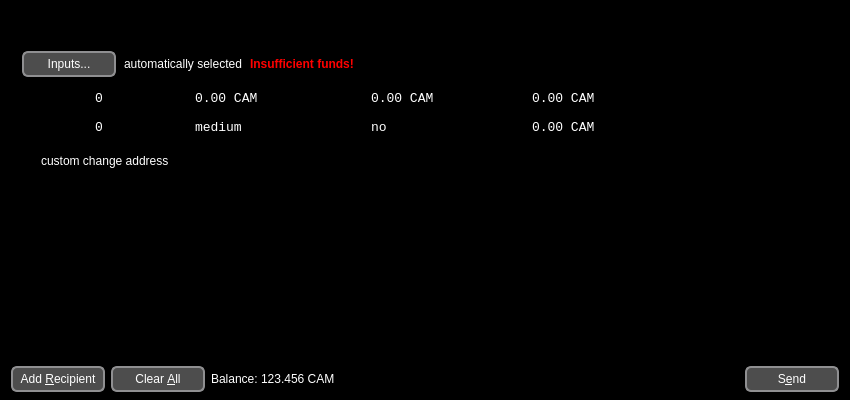
Above: src/qt/forms/sendcoinsdialog.ui from camorracoin/camorracoin before the change. Below: the same form after it.
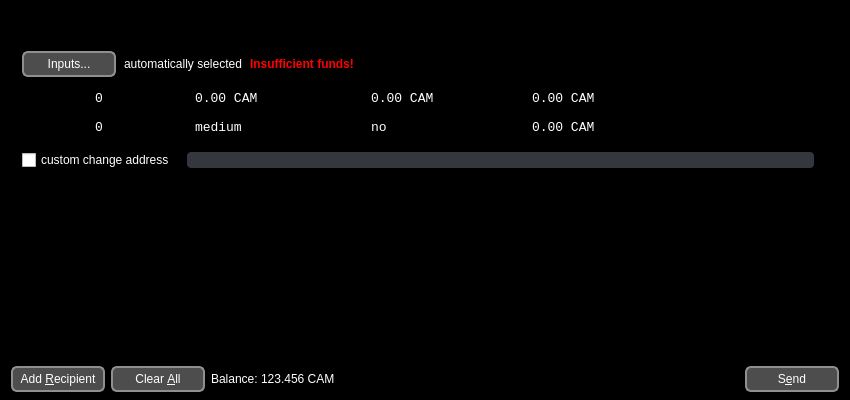
That is the form after the change. Icons and pictures are not drawn.

What changed in the file:
```diff
--- a/src/qt/forms/sendcoinsdialog.ui
+++ b/src/qt/forms/sendcoinsdialog.ui
@@ -674,6 +674,36 @@
           </property>
           <item>
            <widget class="QCheckBox" name="checkBoxCoinControlChange">
+            <property name="styleSheet">
+             <string notr="true">QAbstractButton {
+	color: #FFFFFF;
+}
+QAbstractButton::indicator {
+	border: 1px solid #FFFFFF;
+	border-image: url(:/images/checkbox_unchecked) 0 0 0 0 stretch stretch;
+	background-position: 0px 0px;
+ }
+QCheckBox::indicator:unchecked {
+	border: 1px solid #FFFFFF;
+	border-image: url(:/images/checkbox_unchecked) 0 0 0 0 stretch stretch;
+	background-position: 0px 0px;
+ }
+QCheckBox::indicator {
+	border: 1px solid #FFFFFF;
+	border-image: url(:/images/checkbox_unchecked) 0 0 0 0 stretch stretch;
+	background-position: 0px 0px;
+ }
+QCheckBox::indicator:unchecked {
+	border: 1px solid #FFFFFF;
+	border-image: url(:/images/checkbox_unchecked) 0 0 0 0 stretch stretch;
+	background-position: 0px 0px;
+ }
+QCheckBox::indicator:checked {
+	border: 1px solid #FFFFFF;
+	border-image: url(:/images/checkbox_checked) 0 0 0 0 stretch stretch;
+	background-position: 0px 0px;
+ }</string>
+            </property>
             <property name="text">
              <string>custom change address</string>
             </property>
@@ -690,6 +720,17 @@
               <verstretch>0</verstretch>
              </sizepolicy>
             </property>
+            <property name="styleSheet">
+             <string notr="true">QLineEdit {
+	background-color: #34373E;
+	color: #FFFFFF;
+	border: 1px solid #FFFFFFF;
+	border-radius: 4px;
+}
+QLineEdit:hover {
+	background-color: #676A71;
+}</string>
+            </property>
            </widget>
           </item>
           <item>
@@ -745,7 +786,7 @@
         <x>0</x>
         <y>0</y>
         <width>830</width>
-        <height>153</height>
+        <height>168</height>
        </rect>
       </property>
       <layout class="QVBoxLayout" name="verticalLayout_2">
```
